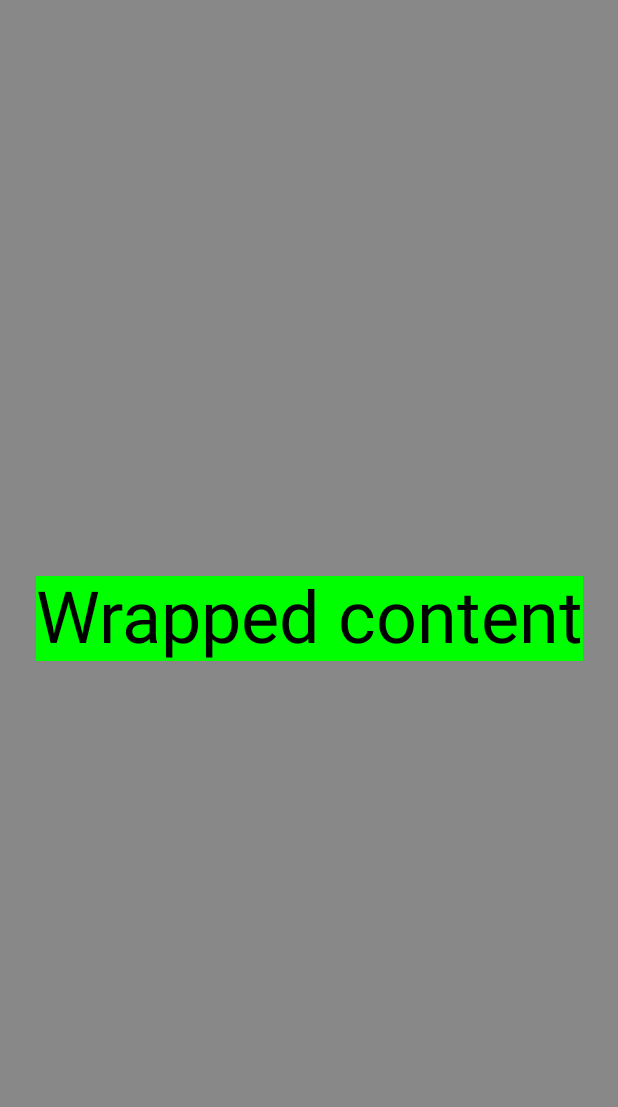
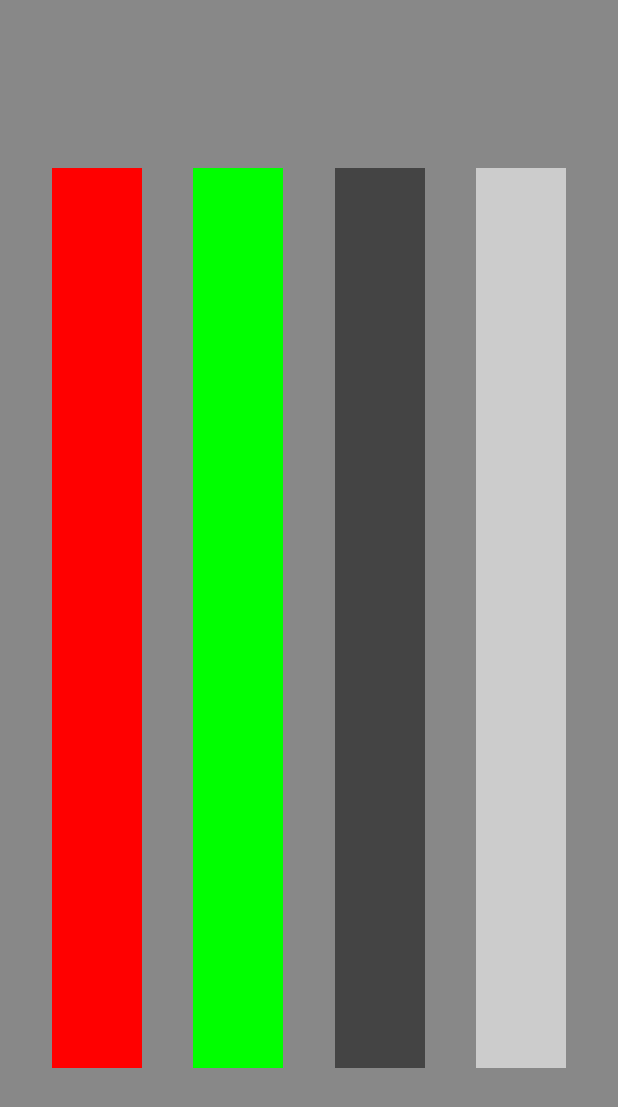
Before and after one commit to GSMYunsung/ComposeUI, an Android app built with Jetpack Compose: the ComposeActivity screen opened directly, with no data from a screen before it, on a phone screen of 412 x 824 dp. Shown: the top 1107 px of the screen. Run offline under Robolectric (Android 15) with nearby library versions, the phone set to English and light mode, and no system bars.

Commit message:
[UPDATE] SpaceBetween,SpaceAround,SpaceEvenly 각각의 사용법 알기 , Row 로 가로 정렬 알기

```diff
--- a/app/src/main/java/com/kdn/studycompose_ui/ComposeActivity.kt
+++ b/app/src/main/java/com/kdn/studycompose_ui/ComposeActivity.kt
@@ -10,6 +10,7 @@ import androidx.compose.material.MaterialTheme
 import androidx.compose.material.Surface
 import androidx.compose.material.Text
 import androidx.compose.runtime.Composable
+import androidx.compose.ui.Alignment
 import androidx.compose.ui.Modifier
 import androidx.compose.ui.graphics.Color
 import androidx.compose.ui.text.TextStyle
@@ -32,18 +33,34 @@ class ComposeActivity : ComponentActivity() {
     fun MainScreen(){
         Surface(
             color = Color.Gray,
-            modifier = Modifier.fillMaxSize()) {
+            modifier = Modifier.fillMaxSize()
+        ) {
 
-            Surface(
-                color = Color.Green,
-                modifier = Modifier.wrapContentSize()) {
-                Text(
-                    text = "Wrapped content",
-                    style = MaterialTheme.typography.h3)
+            Row(
+                modifier = Modifier.fillMaxSize(),
+                horizontalArrangement = Arrangement.SpaceEvenly,
+                verticalAlignment = Alignment.CenterVertically) {
+
+                HorizontalColoredBar(Color.Red)
+                HorizontalColoredBar(Color.Green)
+                HorizontalColoredBar(Color.DarkGray)
+                HorizontalColoredBar(Color.LightGray)
+
             }
 
         }
     }
+
+    @Composable
+    fun  HorizontalColoredBar(color : Color){
+        Surface(
+            color = color,
+            modifier = Modifier
+                .height(600.dp)
+                .width(60.dp)
+        ) { }
+    }
+
 
     @Composable
     fun GreetingText(name: String) {
```
Also changed, not shown: app/src/main/java/com/kdn/studycompose_ui/Ui.kt (+66 -1 lines).
